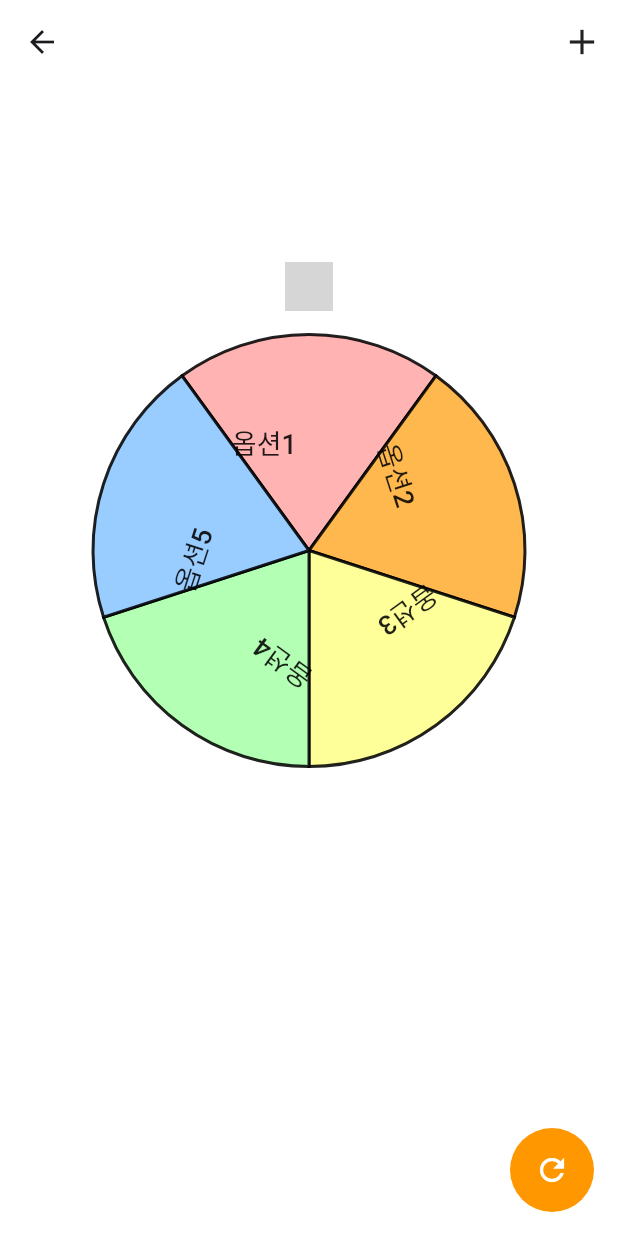
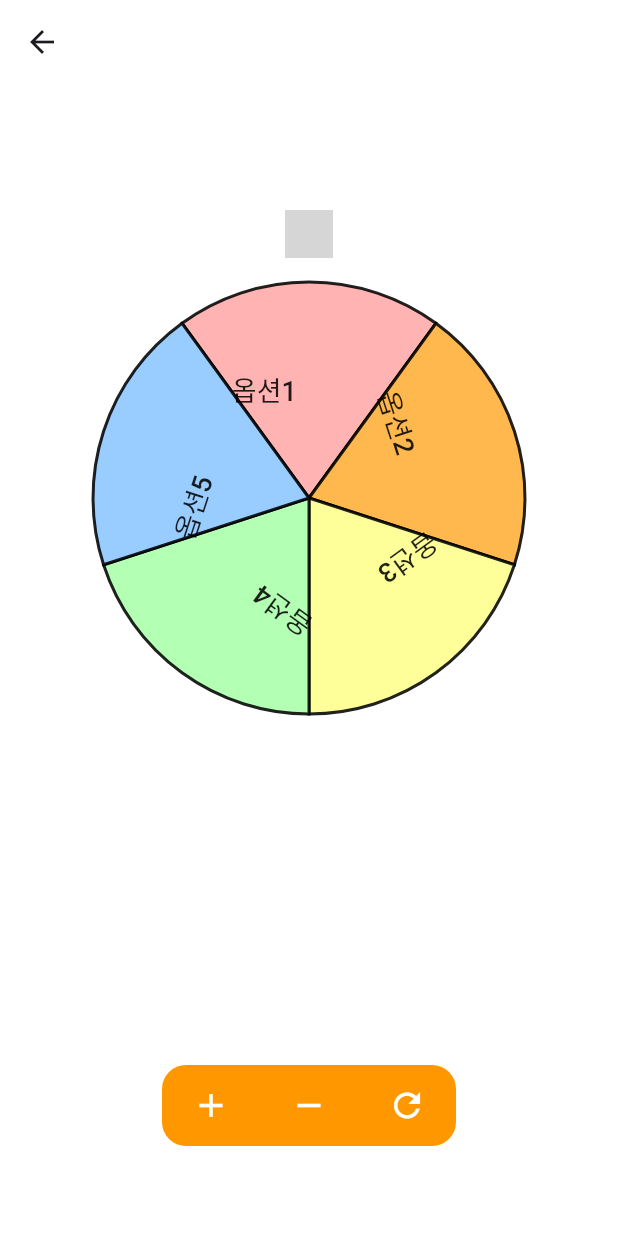
Before and after one commit to chasenpai/pick_king, a Flutter app: the screen it shows after launch, after a tap on "룰렛", on a phone screen of 412 x 824 dp. Run offline on Flutter 3.47's test engine with Material 3 defaults, Android fonts, the phone set to English and light mode, and no system bars; drawn by our look-alikes of flutter_fortune_wheel; our stand-ins replace freezed_annotation, get_it, go_router, hive_flutter, rxdart; missing offline and left inert: shaped_widget; accounts and stored records are empty; grey boxes are pictures that could not be loaded.

Commit message:
roulette bug fix

```diff
--- /dev/null
+++ b/lib/presentation/components/common_control_button.dart
@@ -0,0 +1,132 @@
+import 'package:flutter/material.dart';
+
+class CommonControlButton extends StatefulWidget {
+
+  final VoidCallback onAddPressed;
+  final VoidCallback onRemovePressed;
+  final VoidCallback onStartPressed;
+
+  const CommonControlButton({
+    required this.onAddPressed,
+    required this.onRemovePressed,
+    required this.onStartPressed,
+    super.key,
+  });
+
+  @override
+  State<CommonControlButton> createState() => _CommonControlButtonState();
+}
+
+class _CommonControlButtonState extends State<CommonControlButton> {
+
+  bool _isAddPressed = false;
+  bool _isRemovePressed = false;
+  bool _isStartPressed = false;
+
+  @override
+  Widget build(BuildContext context) {
+    const double height = 54.0;
+    return Container(
+      height: height,
+      width: 196.0,
+      decoration: BoxDecoration(
+        color: Colors.orange,
+        borderRadius: BorderRadius.circular(16.0),
+      ),
+      child: ClipRRect(
+        borderRadius: BorderRadius.circular(16.0),
+        child: Row(
+          children: [
+            Expanded(
+              child: GestureDetector(
+                onTapDown: (_) {
+                  setState(() {
+                    _isAddPressed = true;
+                  });
+                },
+                onTapUp: (_) {
+                  setState(() {
+                    _isAddPressed = false;
+                  });
+                  widget.onAddPressed();
+                },
+                onTapCancel: () {
+                  setState(() {
+                    _isAddPressed = false;
+                  });
+                },
+                child: Container(
+                  height: height,
+                  color: _isAddPressed ? Colors.grey[300] : Colors.transparent,
+                  child: const Icon(
+                    Icons.add,
+                    color: Colors.white,
+                    size: 26.0,
+                  ),
+                ),
+              ),
+            ),
+            Expanded(
+              child: GestureDetector(
+                onTapDown: (_) {
+                  setState(() {
+                    _isRemovePressed = true;
+                  });
+                },
+                onTapUp: (_) {
+                  setState(() {
+                    _isRemovePressed = false;
+                  });
+                  widget.onRemovePressed();
+                },
+                onTapCancel: () {
+                  setState(() {
+                    _isRemovePressed = false;
+                  });
+                },
+                child: Container(
+                  height: height,
+                  color: _isRemovePressed ? Colors.grey[300] : Colors.transparent,
+                  child: const Icon(
+                    Icons.remove,
+                    color: Colors.white,
+                    size: 26.0,
+                  ),
+                ),
+              ),
+            ),
+            Expanded(
+              child: GestureDetector(
+                onTapDown: (_) {
+                  setState(() {
+                    _isStartPressed = true;
+                  });
+                },
+                onTapUp: (_) {
+                  setState(() {
+                    _isStartPressed = false;
+                  });
+                  widget.onStartPressed();
+                },
+                onTapCancel: () {
+                  setState(() {
+                    _isStartPressed = false;
+                  });
+                },
+                child: Container(
+                  height: height,
+                  color: _isStartPressed ? Colors.grey[300] : Colors.transparent,
+                  child: const Icon(
+                    Icons.refresh,
+                    color: Colors.white,
+                    size: 26.0,
+                  ),
+                ),
+              ),
+            ),
+          ],
+        ),
+      ),
+    );
+  }
+}
--- a/lib/presentation/roulette/roulette_state.dart
+++ b/lib/presentation/roulette/roulette_state.dart
@@ -9,7 +9,7 @@ class RouletteState with _$RouletteState {
   const factory RouletteState({
     Roulette? roulette,
     @Default(false) bool isSpinning,
-    int? result,
+    String? result,
   }) = _RouletteState;
 
   factory RouletteState.fromJson(Map<String, dynamic> json) => _$RouletteStateFromJson(json);
--- a/lib/presentation/roulette/screen/roulette_screen.dart
+++ b/lib/presentation/roulette/screen/roulette_screen.dart
@@ -2,6 +2,7 @@ import 'dart:math';
 
 import 'package:flutter/material.dart';
 import 'package:flutter_fortune_wheel/flutter_fortune_wheel.dart';
+import 'package:pick_king/presentation/components/common_control_button.dart';
 import 'package:pick_king/presentation/roulette/roulette_state.dart';
 import 'package:pick_king/util/color_utils.dart';
 import 'package:rxdart/rxdart.dart';
@@ -11,13 +12,17 @@ class RouletteScreen extends StatefulWidget {
   final RouletteState state;
   final VoidCallback onAnimate;
   final VoidCallback onItemAddTap;
+  final VoidCallback onItemRemoveTap;
   final Function(int, String) onItemTap;
+  final Function(int) updateResult;
 
   const RouletteScreen({
     required this.state,
     required this.onAnimate,
     required this.onItemAddTap,
+    required this.onItemRemoveTap,
     required this.onItemTap,
+    required this.updateResult,
     super.key,
   });
 
@@ -39,6 +44,7 @@ class _RouletteScreenState extends State<RouletteScreen> {
     if (widget.state.isSpinning) return;
     final random = Random().nextInt(widget.state.roulette!.items.length);
     _subject.add(random);
+    widget.updateResult(random);
   }
 
   @override
@@ -47,18 +53,9 @@ class _RouletteScreenState extends State<RouletteScreen> {
       resizeToAvoidBottomInset: false,
       appBar: AppBar(
         backgroundColor: Colors.white,
-        actions: [
-          IconButton(
-            onPressed: widget.onItemAddTap,
-            icon: const Icon(
-              Icons.add,
-              size: 28.0,
-              color: Colors.black87,
       ),
-          ),
-        ],
-      ),
-      body: Padding(
+      body: SafeArea(
+        child: Padding(
           padding: const EdgeInsets.symmetric(
             horizontal: 20.0,
           ),
@@ -72,27 +69,18 @@ class _RouletteScreenState extends State<RouletteScreen> {
                 child: Column(
                   mainAxisAlignment: MainAxisAlignment.center,
                   children: [
-                  Text(
-                    !widget.state.isSpinning && _subject.valueOrNull != null
-                        ? '🥳'
-                        : '',
-                    textAlign: TextAlign.center,
-                    style: const TextStyle(
-                      fontSize: 30.0,
-                      fontWeight: FontWeight.w500,
-                      color: Colors.black87,
-                    ),
-                  ),
-                  Text(
-                    !widget.state.isSpinning && _subject.valueOrNull != null
-                      ? widget.state.roulette!.items[_subject.valueOrNull!]
-                      : '',
+                    if(widget.state.roulette != null)
+                      SizedBox(
+                        height: 42.0,
+                        child: !widget.state.isSpinning && _subject.valueOrNull != null ? Text(
+                          '결과: ${widget.state.result}',
                           textAlign: TextAlign.center,
                           style: const TextStyle(
                             fontSize: 24.0,
                             fontWeight: FontWeight.w500,
                             color: Colors.black87,
                           ),
+                        ) : null,
                       ),
                   ],
                 ),
@@ -159,23 +147,15 @@ class _RouletteScreenState extends State<RouletteScreen> {
                   ),
                 ),
               const Spacer(),
+              CommonControlButton(
+                onAddPressed: widget.onItemAddTap,
+                onRemovePressed: widget.onItemRemoveTap,
+                onStartPressed: _roll,
+              ),
               const SizedBox(height: 60.0,),
             ],
           ),
         ),
-      floatingActionButton: Stack(
-        children: [
-          FloatingActionButton(
-            onPressed: _roll,
-            shape: const CircleBorder(),
-            elevation: 0,
-            backgroundColor: Colors.orange,
-            child: const Icon(
-              Icons.refresh,
-              color: Colors.white,
-            ),
-          ),
-        ],
       ),
     );
   }
```
Also changed, not shown: lib/dice_screen.dart (deleted, +0 -135 lines), lib/presentation/components/confirm_dialog.dart (added, +37 -0 lines), lib/presentation/roulette/roulette_view_model.dart (+25 -1 lines), lib/presentation/roulette/screen/roulette_root.dart (+10 -18 lines), lib/presentation/roulette/roulette_state.freezed.dart, lib/presentation/roulette/roulette_state.g.dart. Lines whose indentation alone changed are shown as unchanged.
